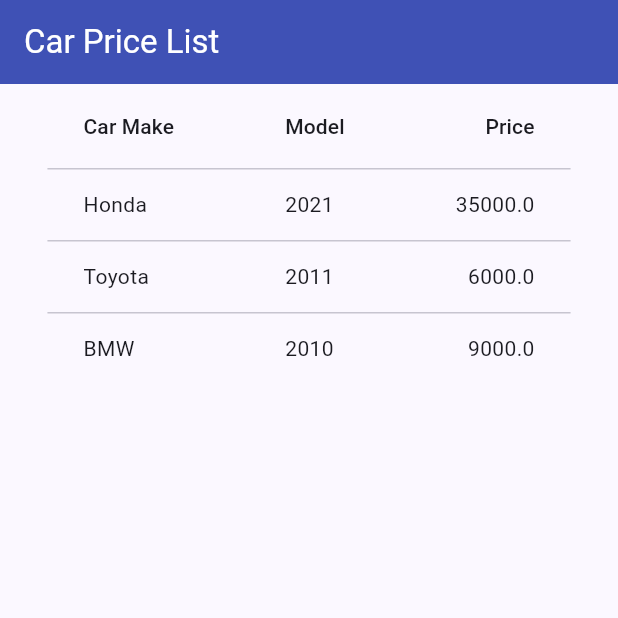
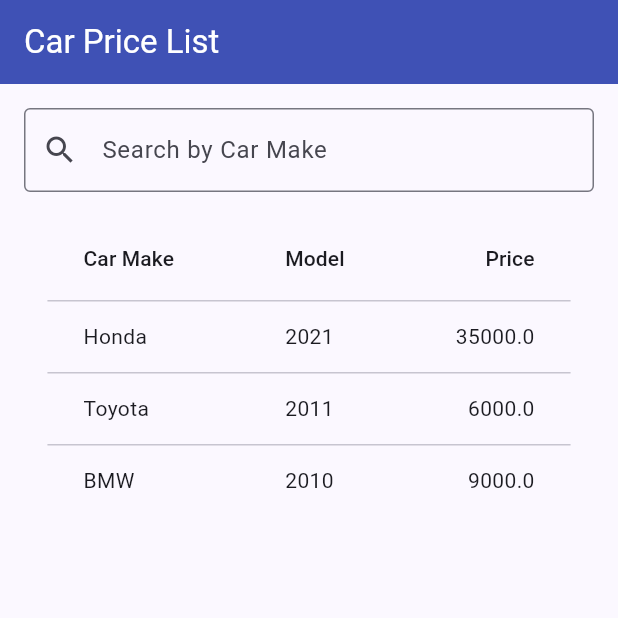
Before and after one commit to aidanazura1601/TMA3084_G02_103132_Lab05_Lesson07, a Flutter app: the screen it shows after launch, on a phone screen of 412 x 824 dp, the top half of it. Run offline on Flutter 3.47's test engine with Material 3 defaults, Android fonts, the phone set to English and light mode, and no system bars.

Commit message:
feat: add Car Make search to Lab B (Vibe Coding Task 5, Claude)

```diff
--- a/lab_b/lib/main.dart
+++ b/lab_b/lib/main.dart
@@ -43,8 +43,16 @@ class CarTablePage extends StatefulWidget {
 
 class _CarTablePageState extends State<CarTablePage> {
   final List<Car> _cars = List.of(initialCars);
+  final TextEditingController _searchController = TextEditingController();
+  String _query = '';
   int? _sortColumnIndex;
   bool _sortAscending = true;
+
+  @override
+  void dispose() {
+    _searchController.dispose();
+    super.dispose();
+  }
 
   void _sort(
     int columnIndex,
@@ -58,8 +66,25 @@ class _CarTablePageState extends State<CarTablePage> {
     });
   }
 
+  void _onSearchChanged(String value) {
+    setState(() {
+      _query = value.trim().toLowerCase();
+    });
+  }
+
+  List<Car> get _visibleCars {
+    if (_query.isEmpty) {
+      return _cars;
+    }
+    return _cars
+        .where((car) => car.carMake.toLowerCase().contains(_query))
+        .toList();
+  }
+
   @override
   Widget build(BuildContext context) {
+    final visibleCars = _visibleCars;
+
     return Scaffold(
       appBar: AppBar(
         title: const Text('Car Price List'),
@@ -68,7 +93,34 @@ class _CarTablePageState extends State<CarTablePage> {
       ),
       body: SingleChildScrollView(
         child: Center(
-          child: DataTable(
+          child: Column(
+            children: [
+              Padding(
+                padding: const EdgeInsets.all(16),
+                child: SizedBox(
+                  width: 400,
+                  child: TextField(
+                    controller: _searchController,
+                    onChanged: _onSearchChanged,
+                    decoration: InputDecoration(
+                      labelText: 'Search by Car Make',
+                      prefixIcon: const Icon(Icons.search),
+                      border: const OutlineInputBorder(),
+                      suffixIcon: _query.isEmpty
+                          ? null
+                          : IconButton(
+                              icon: const Icon(Icons.clear),
+                              tooltip: 'Clear search',
+                              onPressed: () {
+                                _searchController.clear();
+                                _onSearchChanged('');
+                              },
+                            ),
+                    ),
+                  ),
+                ),
+              ),
+              DataTable(
                 sortColumnIndex: _sortColumnIndex,
                 sortAscending: _sortAscending,
                 columns: [
@@ -99,7 +151,7 @@ class _CarTablePageState extends State<CarTablePage> {
                   ),
                 ],
                 rows: [
-              for (final car in _cars)
+                  for (final car in visibleCars)
                     DataRow(
                       cells: [
                         DataCell(Text(car.carMake)),
@@ -109,6 +161,13 @@ class _CarTablePageState extends State<CarTablePage> {
                     ),
                 ],
               ),
+              if (visibleCars.isEmpty)
+                const Padding(
+                  padding: EdgeInsets.all(16),
+                  child: Text('No cars match your search.'),
+                ),
+            ],
+          ),
         ),
       ),
     );
```
Lines whose indentation alone changed are shown as unchanged.
